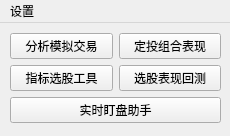
Old version of the form QtDesign/MainWindow.ui in the repository victor647/QuantumStockTrade.
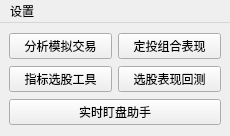
New version of the form.

The edit to the form file:
```diff
--- a/QtDesign/MainWindow.ui
+++ b/QtDesign/MainWindow.ui
@@ -14,15 +14,6 @@
    <string>647炒股神器</string>
   </property>
   <widget class="QWidget" name="centralwidget">
-   <widget class="QWidget" name="layoutWidget">
-    <property name="geometry">
-     <rect>
-      <x>10</x>
-      <y>10</y>
-      <width>211</width>
-      <height>93</height>
-     </rect>
-    </property>
     <layout class="QVBoxLayout" name="verticalLayout">
      <item>
       <layout class="QHBoxLayout" name="horizontalLayout">
@@ -129,14 +120,13 @@
      </item>
     </layout>
    </widget>
-  </widget>
   <widget class="QMenuBar" name="menubar">
    <property name="geometry">
     <rect>
      <x>0</x>
      <y>0</y>
      <width>230</width>
-     <height>23</height>
+     <height>22</height>
     </rect>
    </property>
    <widget class="QMenu" name="menu">
```
Lines whose indentation alone changed are shown as unchanged.
